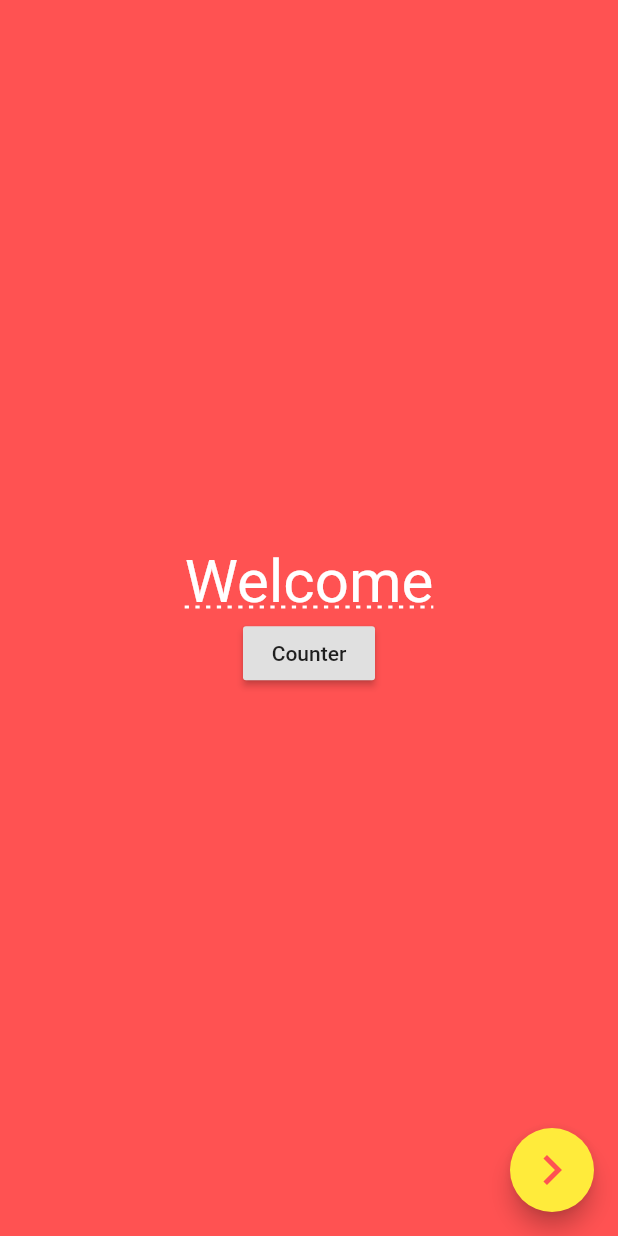
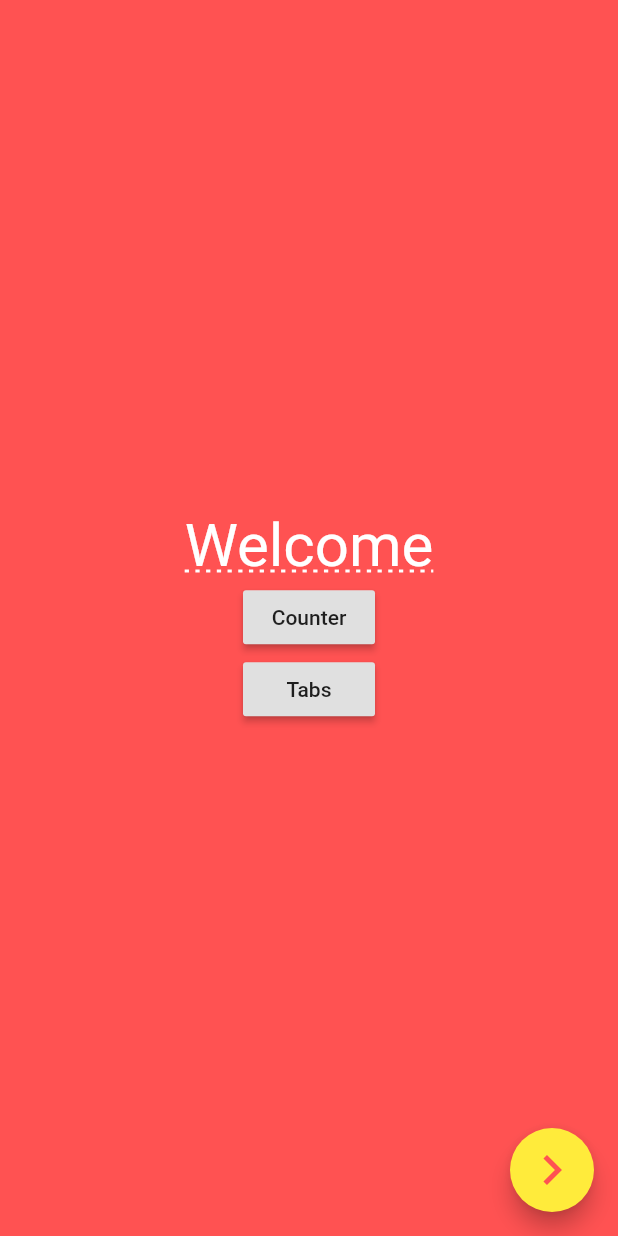
Before and after one commit to tushargoyalofficial/flutter-tutorials, a Flutter app: the screen it shows after launch, on a phone screen of 412 x 824 dp. Run offline on Flutter 3.47's test engine with Material 2 defaults, Android fonts, the phone set to English and light mode, and no system bars.

Commit message:
Add bottom tab navigation UI element, working on routing parts Meanwhile add separate routes constants file

```diff
--- a/lib/main.dart
+++ b/lib/main.dart
@@ -1,8 +1,7 @@
 import 'package:find_talent/screens/counter/counter_provider.dart';
-import 'package:find_talent/screens/counter/couter.dart';
-import 'package:find_talent/screens/curved_line_screen/index.dart';
-import 'package:find_talent/screens/welcome/welcome.dart';
+import 'package:find_talent/screens/tabber/tabber_provider.dart';
 import 'package:find_talent/settings/colors.dart';
+import 'package:find_talent/settings/routes.dart';
 import 'package:flutter/material.dart';
 import 'package:provider/provider.dart';
 
@@ -14,6 +13,7 @@ void main() {
     MultiProvider(
       providers: [
         ChangeNotifierProvider(create: (_) => CounterProvider()),
+        ChangeNotifierProvider(create: (_) => TabberProvider())
       ],
       child: MyApp(),
     ),
@@ -30,17 +30,11 @@ class MyApp extends StatelessWidget {
       theme: ThemeData(
         primarySwatch: Colors.deepPurple,
         accentColor: Colors.deepOrange,
-        // iconTheme: IconThemeData(color: Colors.white),
-        // accentIconTheme: IconThemeData(color: Colors.grey),
         textTheme: Theme.of(context).textTheme.apply(bodyColor: ftTextColor),
         visualDensity: VisualDensity.adaptivePlatformDensity,
       ),
-      home: WelcomeScreen(),
-      routes: {
-        '/welcome': (context) => WelcomeScreen(),
-        '/curved': (context) => CurvedScreen(),
-        '/counter': (context) => CounterScreen()
-      },
+      initialRoute: '/welcome',
+      routes: appRoutes,
     );
   }
 }
--- a/lib/screens/welcome/welcome.dart
+++ b/lib/screens/welcome/welcome.dart
@@ -28,6 +28,12 @@ class WelcomeScreen extends StatelessWidget {
                     Navigator.pushNamed(context, '/counter');
                   },
                   child: Text('Counter'),
+                ),
+                RaisedButton(
+                  onPressed: () {
+                    Navigator.pushNamed(context, '/tabs');
+                  },
+                  child: Text('Tabs'),
                 )
               ],
             ),
--- /dev/null
+++ b/lib/settings/routes.dart
@@ -0,0 +1,12 @@
+import 'package:find_talent/screens/tabber/tabber.dart';
+import 'package:flutter/material.dart';
+import 'package:find_talent/screens/counter/couter.dart';
+import 'package:find_talent/screens/curved_line_screen/index.dart';
+import 'package:find_talent/screens/welcome/welcome.dart';
+
+Map<String, Widget Function(BuildContext)> appRoutes = <String, WidgetBuilder>{
+  '/welcome': (context) => WelcomeScreen(),
+  '/curved': (context) => CurvedScreen(),
+  '/counter': (context) => CounterScreen(),
+  '/tabs': (context) => TabberScreen(),
+};
```
Also changed, not shown: lib/screens/tabber/tabber.dart (added, +47 -0 lines), lib/screens/tabber/tabber_provider.dart (added, +14 -0 lines).
